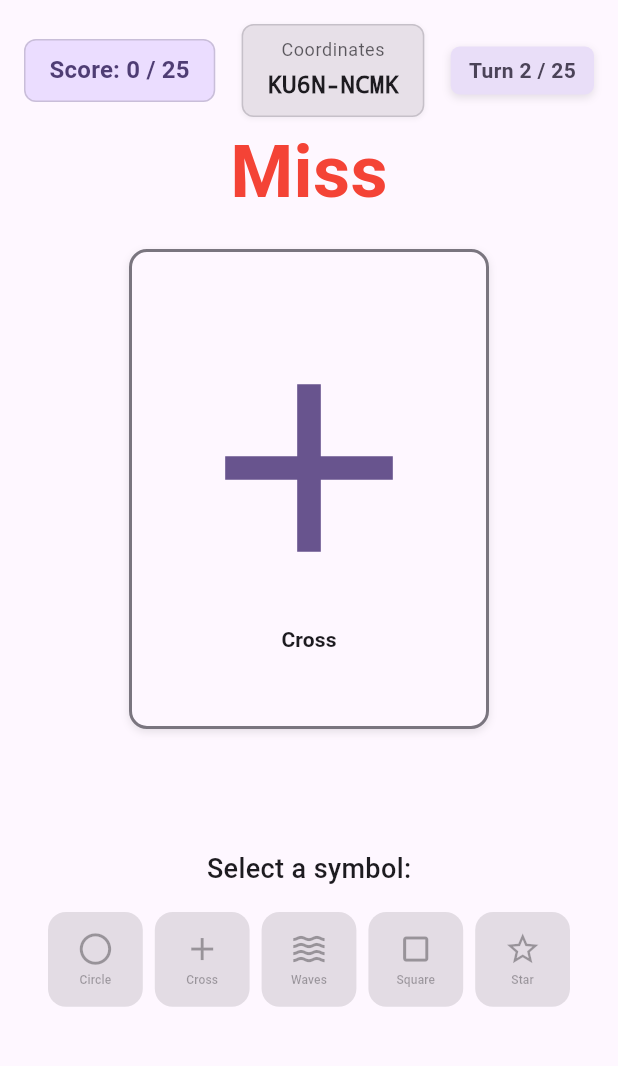
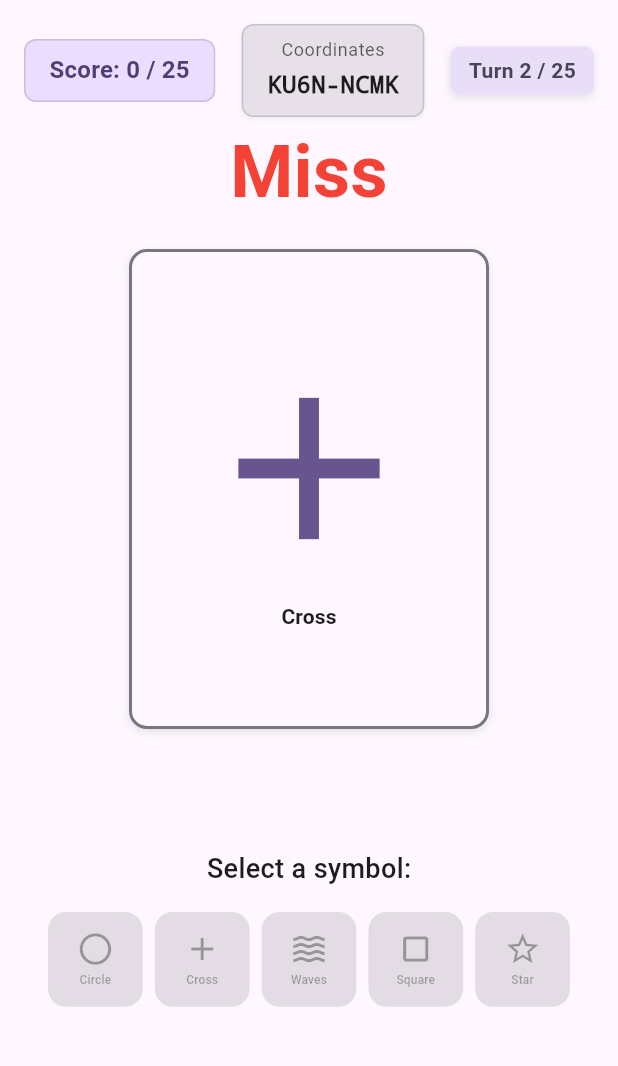
Before and after one commit to supasebie/PsychicTournament, a Flutter app: the screen it shows after launch, after a tap on "Circle", on a phone screen of 412 x 824 dp, the part 84-1150 px from its top. Run offline on Flutter 3.47's test engine with Material 3 defaults, Android fonts, the phone set to English and light mode, and no system bars.

```diff
--- a/lib/screens/zener_game_screen.dart
+++ b/lib/screens/zener_game_screen.dart
@@ -622,7 +622,7 @@ class _ZenerGameScreenState extends State<ZenerGameScreen> {
                                   child: AnimatedSwitcher(
                                     duration: const Duration(milliseconds: 300),
                                     child: Text(
-                                      'Turn $_currentTurn / 25',
+                                      'Turn ${_currentTurn > 25 ? 25 : _currentTurn} / 25',
                                       key: ValueKey(_currentTurn),
                                       style: Theme.of(context)
                                           .textTheme
@@ -751,7 +751,7 @@ class _ZenerGameScreenState extends State<ZenerGameScreen> {
                                   child: AnimatedSwitcher(
                                     duration: const Duration(milliseconds: 300),
                                     child: Text(
-                                      'Turn $_currentTurn / 25',
+                                      'Turn ${_currentTurn > 25 ? 25 : _currentTurn} / 25',
                                       key: ValueKey(_currentTurn),
                                       style: Theme.of(context)
                                           .textTheme
--- a/lib/widgets/card_reveal_widget.dart
+++ b/lib/widgets/card_reveal_widget.dart
@@ -109,21 +109,12 @@ class _CardRevealWidgetState extends State<CardRevealWidget>
           children: [
             Icon(
               Icons.help_outline,
-              size: 48.0,
+              size: 98.0,
               color: Theme.of(
                 context,
               ).colorScheme.onSurface.withValues(alpha: 0.4),
             ),
             const SizedBox(height: 8.0),
-            Text(
-              '?',
-              style: Theme.of(context).textTheme.headlineMedium?.copyWith(
-                color: Theme.of(
-                  context,
-                ).colorScheme.onSurface.withValues(alpha: 0.4),
-                fontWeight: FontWeight.bold,
-              ),
-            ),
           ],
         ),
       ),
@@ -145,7 +136,7 @@ class _CardRevealWidgetState extends State<CardRevealWidget>
               children: [
                 Icon(
                   symbol.iconData,
-                  size: 192.0,
+                  size: 162.0,
                   color: Theme.of(context).colorScheme.primary,
                 ),
                 const SizedBox(height: 8.0),
--- a/test_enhanced_feedback_integration.dart
+++ b/test_enhanced_feedback_integration.dart
@@ -1,7 +1,6 @@
 import 'package:flutter/material.dart';
 import 'package:flutter_test/flutter_test.dart';
 import 'lib/screens/zener_game_screen.dart';
-import 'lib/models/zener_symbol.dart';
 
 void main() {
   testWidgets('Enhanced feedback integration test', (
```
